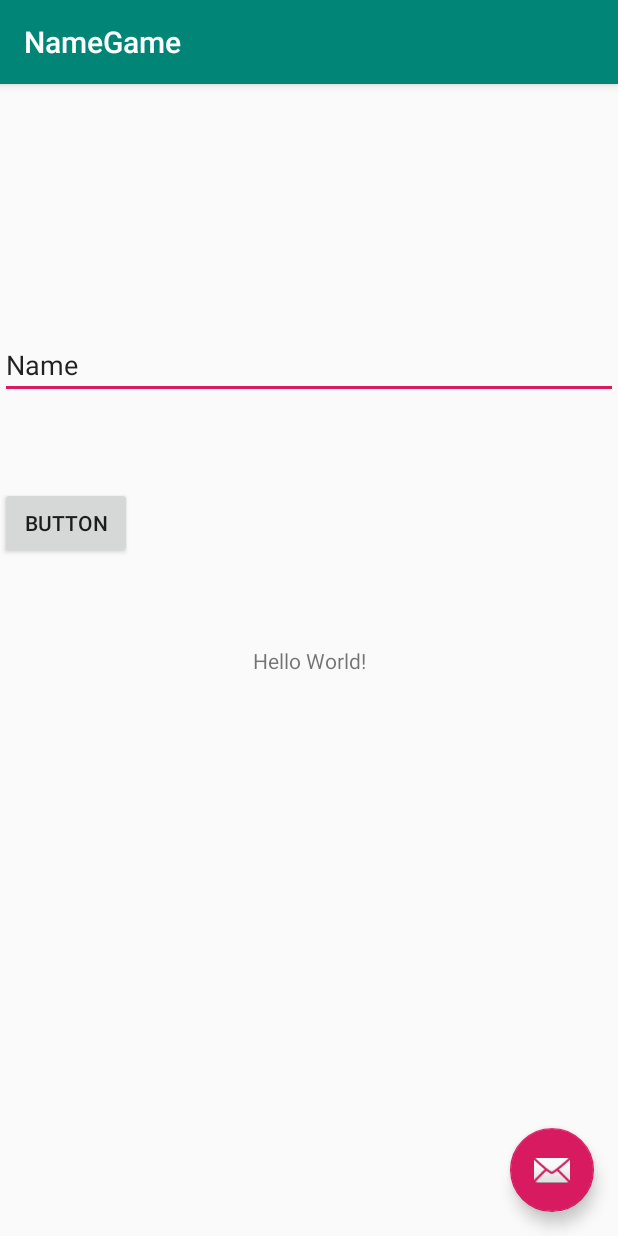
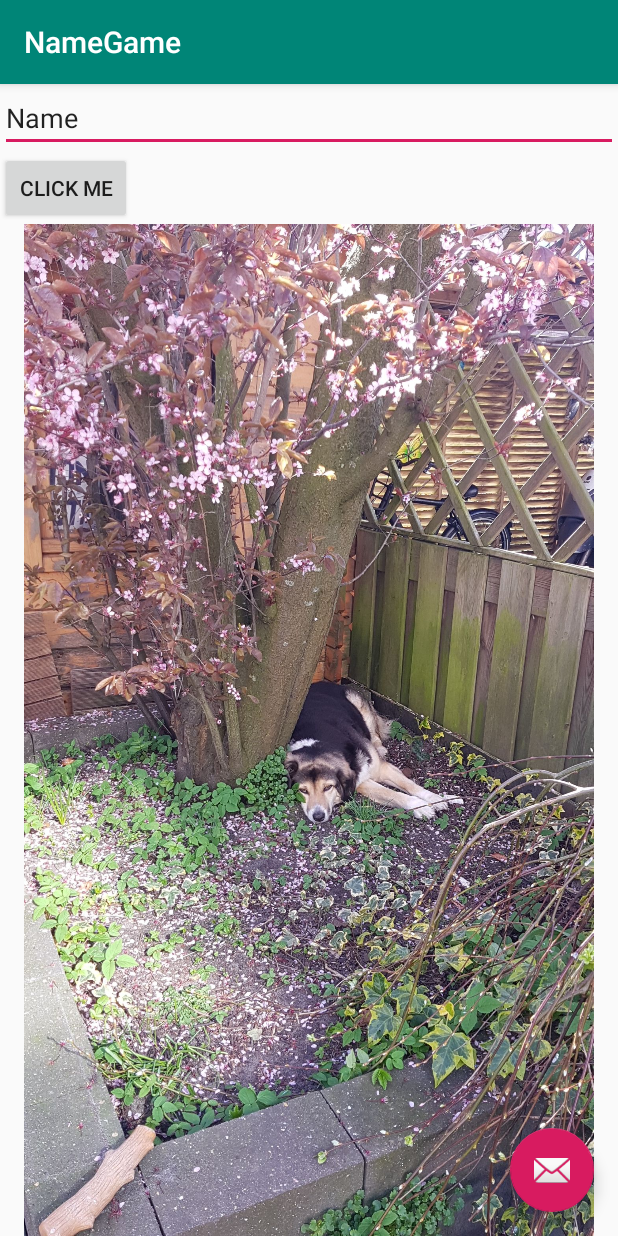
Before and after one commit to BinBobbert/FootballApp, an Android app: the screen it shows after launch (MainActivity), on a phone screen of 412 x 824 dp. Run offline under Robolectric (Android 15) with nearby library versions, the phone set to English and light mode, and no system bars.

Commit message:
This is now an inaki pic generator

```diff
--- a/app/src/main/java/com/example/namegame/MainActivity.kt
+++ b/app/src/main/java/com/example/namegame/MainActivity.kt
@@ -17,8 +17,17 @@ class MainActivity : AppCompatActivity() {
         setContentView(R.layout.activity_main)
         setSupportActionBar(toolbar)
 
-        button.setOnClickListener {
-            d("Chris Dejevij", "Druk die ding in")
+        button1.setOnClickListener {
+
+            if (name1.text.toString() == "good gril"){
+                inaki.setImageResource(R.drawable.inakiiii)
+            } else if (name1.text.toString() == "chair gril"){
+                inaki.setImageResource(R.drawable.inakiii)
+            } else if (name1.text.toString() == "bush gril"){
+                inaki.setImageResource(R.drawable.inakii)
+            } else if (name1.text.toString() == "sitting gril"){
+                inaki.setImageResource(R.drawable.inakiiiii)
+            }
         }
     }
 
--- a/app/src/main/res/layout/content_main.xml
+++ b/app/src/main/res/layout/content_main.xml
@@ -8,35 +8,34 @@
     tools:context=".MainActivity"
     tools:showIn="@layout/activity_main">
 
-    <TextView
-        android:id="@+id/textView"
-        android:layout_width="wrap_content"
-        android:layout_height="wrap_content"
-        android:text="Hello World!"
-        app:layout_constraintBottom_toBottomOf="parent"
-        app:layout_constraintLeft_toLeftOf="parent"
-        app:layout_constraintRight_toRightOf="parent"
-        app:layout_constraintTop_toTopOf="parent" />
-
     <EditText
-        android:id="@+id/editText"
+        android:id="@+id/name1"
         android:layout_width="0dp"
         android:layout_height="wrap_content"
         android:ems="10"
         android:inputType="textPersonName"
         android:text="Name"
-        app:layout_constraintBottom_toTopOf="@+id/textView"
         app:layout_constraintEnd_toEndOf="parent"
+        app:layout_constraintHorizontal_bias="0.0"
         app:layout_constraintStart_toStartOf="parent"
         app:layout_constraintTop_toTopOf="parent" />
 
     <Button
-        android:id="@+id/button"
+        android:id="@+id/button1"
         android:layout_width="wrap_content"
         android:layout_height="wrap_content"
-        android:text="Button"
-        app:layout_constraintBottom_toTopOf="@+id/textView"
+        android:text="click me"
         app:layout_constraintStart_toStartOf="parent"
-        app:layout_constraintTop_toBottomOf="@+id/editText" />
+        app:layout_constraintTop_toBottomOf="@+id/name1" />
+
+    <ImageView
+        android:id="@+id/inaki"
+        android:layout_width="0dp"
+        android:layout_height="0dp"
+        app:layout_constraintBottom_toBottomOf="parent"
+        app:layout_constraintEnd_toEndOf="parent"
+        app:layout_constraintStart_toStartOf="parent"
+        app:layout_constraintTop_toBottomOf="@+id/button1"
+        app:srcCompat="@drawable/inaki" />
 
 </androidx.constraintlayout.widget.ConstraintLayout>
```
Also changed, not shown: app/src/main/res/drawable/inaki.jpg (added), app/src/main/res/drawable/inakii.jpg (added), app/src/main/res/drawable/inakiii.jpg (added), app/src/main/res/drawable/inakiiii.jpg (added), app/src/main/res/drawable/inakiiiii.jpg (added).
